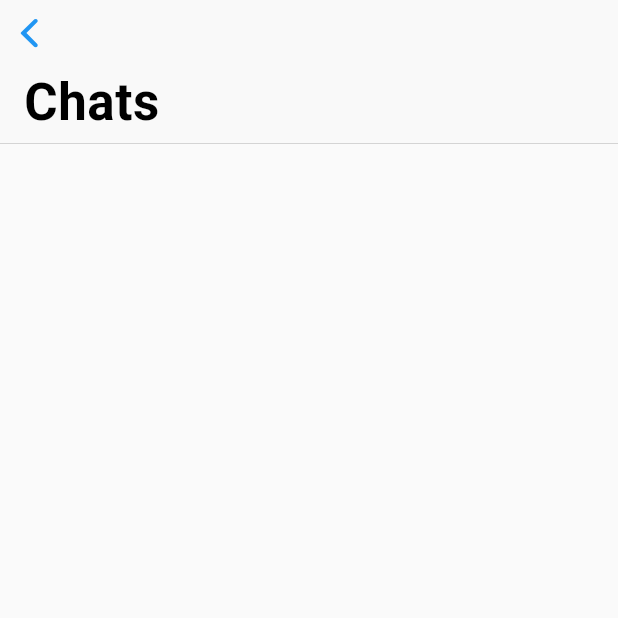
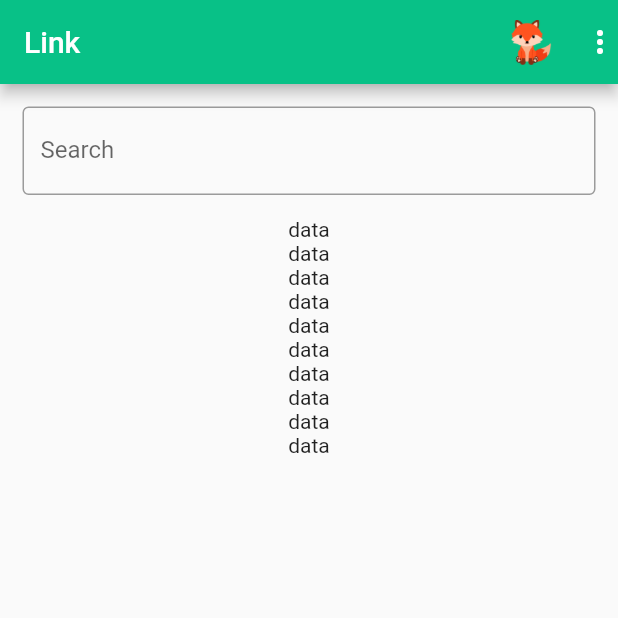
Before and after one commit to NaheedRayan/link_chat_app, a Flutter app: the Chats screen opened directly, on a phone screen of 412 x 824 dp, the top half of it. Run offline on Flutter 3.47's test engine with Material 2 defaults, Android fonts, the light colour scheme and no system bars; our stand-ins replace cloud_firestore, firebase_auth, firebase_core, firebase_storage, flutter_secure_storage, fluttertoast and 1 more; missing offline and left inert: cupertino_list_tile, fast_rsa; accounts and stored records are empty.

Commit message:
8/10/22 chat ui

```diff
--- a/lib/screens/chats.dart
+++ b/lib/screens/chats.dart
@@ -1,79 +1,80 @@
-
 import 'package:cloud_firestore/cloud_firestore.dart';
 import 'package:cupertino_list_tile/cupertino_list_tile.dart';
 import 'package:flutter/cupertino.dart';
+import 'package:flutter/material.dart';
+import 'package:link_chat_app/components/profile_pic.dart';
 
-class Chats extends StatelessWidget {
+import '../components/logo.dart';
+
+class Chats extends StatefulWidget {
   const Chats({Key? key}) : super(key: key);
 
   @override
+  State<Chats> createState() => _ChatsState();
+}
+
+class _ChatsState extends State<Chats> {
+  List<String> items = List<String>.generate(10, (i) => (i + 1).toString());
+
+  @override
   Widget build(BuildContext context) {
-    return StreamBuilder<QuerySnapshot>(
+    return Scaffold(
+      appBar: AppBar(
+        // leading:  ProfilePic(height: 5.0, width: 5.0, radius: 15.0),
+        // leading: Icon(Icons.account_circle_rounded),
 
-        stream: FirebaseFirestore.instance.collection('chats').snapshots(),
-        builder: (BuildContext context,AsyncSnapshot<QuerySnapshot>snapshot){
-          if(snapshot.hasError){
-              return Center(child: Text('Something went wrong'),);
-          }
-          if(snapshot.connectionState == ConnectionState.waiting){
-            return Center(child: Text('Loading'),);
-          }
+        title: Text("Link"),
 
-          if(snapshot.hasData){
-            return CustomScrollView(
+        actions: [
+          Padding(
+            padding: const EdgeInsets.fromLTRB(0.0,0.0,20.0,0.0),
+            child: Container(
+              width: 30,
+              child: Image.asset(
+                'images/profile_pic.png',
+              ),
+            ),
+          ),
+          Icon(Icons.more_vert),
+        ],
+        backgroundColor: Theme.of(context).primaryColor,
+      ),
+      body: Column(
+        children: [
+          Padding(
+            padding: const EdgeInsets.all(15.0),
+            child: TextField(
+                keyboardType: TextInputType.text,
+                // controller: _enterUsername,
+                decoration: InputDecoration(
+                  labelText: 'Search',
+                  border: OutlineInputBorder(
+                    borderSide: BorderSide(),
+                  ),
+                ),
+                style: TextStyle(
+                  fontSize: 16,
+                )),
+          ),
+          Expanded(
+            child: ListView.builder(
+              // Let the ListView know how many items it needs to build.
+              itemCount: items.length,
+              // Provide a builder function. This is where the magic happens.
+              // Convert each item into a widget based on the type of item it is.
+              itemBuilder: (context, index) {
+                final item = items[index];
 
-              slivers: [
-                CupertinoSliverNavigationBar(
-                  largeTitle: Text("Chats"),
-                ),
-                SliverList(
-                    delegate: SliverChildListDelegate(
-                      snapshot.data!.docs.map((DocumentSnapshot document){
-                      Map<dynamic,dynamic>data=document.data()! as Map;
-
-                    return CupertinoListTile(
-                      title: Text(data["msg"]),
-                    );
-                  }).toList()
-                ))
-              ],
-            );
-
-          }
-          return Container();
-        });
+                return Container(
+                  child: Column(
+                    children: [Text("data")],
+                  ),
+                );
+              },
+            ),
+          ),
+        ],
+      ),
+    );
   }
 }
-
-
-
-//
-// class Chats extends StatelessWidget {
-//   const Chats({Key? key}) : super(key: key);
-//
-//   @override
-//   Widget build(BuildContext context) {
-//     return CustomScrollView(
-//
-//
-//       slivers: [
-//         CupertinoSliverNavigationBar(
-//           largeTitle: Text("Hello"),
-//         ),
-//
-//         SliverList(delegate: SliverChildListDelegate([
-//           CupertinoListTile(
-//             title: Text('Chat1'),
-//           ),
-//           CupertinoListTile(
-//             title: Text('Chat1'),
-//           ),
-//           CupertinoListTile(
-//             title: Text('Chat1'),
-//           ),
-//
-//         ]))
-//       ],
-//     );
-//   }
-// }
--- a/lib/screens/login/signup.dart
+++ b/lib/screens/login/signup.dart
@@ -43,17 +43,17 @@ class _SignUpState extends State<SignUp> {
                 mainAxisAlignment: MainAxisAlignment.center,
                 children: [
 
-                  Text("SignUp",
+                  const Text("SignUp",
                       style: TextStyle(
                           color: Colors.black54,
                           fontSize: 25,
                           fontWeight: FontWeight.bold,
                       )),
-                  Text("For Signing Up We need Your Personal Inforamtion",
+                  const Text("For Signing Up We need Your Personal Inforamtion",
                       style: TextStyle(
                           color: Colors.black26,
                           fontSize: 16)),
-                  SizedBox(
+                  const SizedBox(
                     height: 20,
                   ),
 
--- a/pubspec.yaml
+++ b/pubspec.yaml
@@ -82,7 +82,9 @@ flutter:
     - images/bg.jpg
     - images/whatsapp.png
     - images/ic_launcher.png
+    - images/profile_pic.png
     - assets/CountryCodes.json
+
 
 
 
```
Also changed, not shown: lib/components/profile_pic.dart (added, +26 -0 lines), lib/main.dart (+8 -18 lines), images/profile_pic.png (added).
